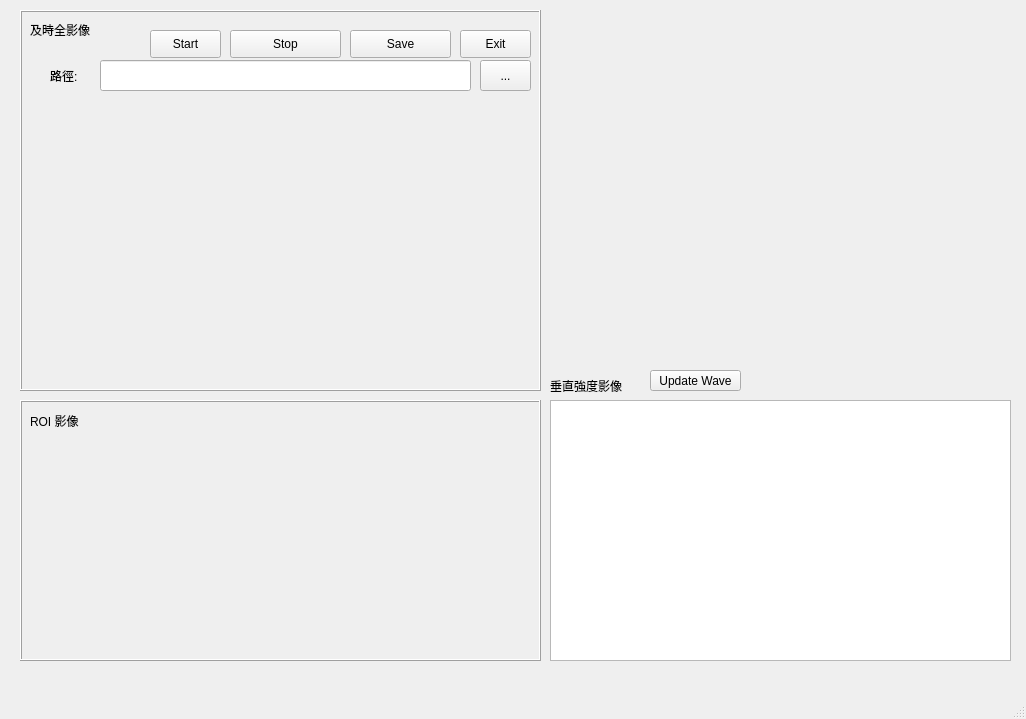
The window that test.ui (fatwinnie/PyQT-) describes before a commit, drawn with Qt 5.
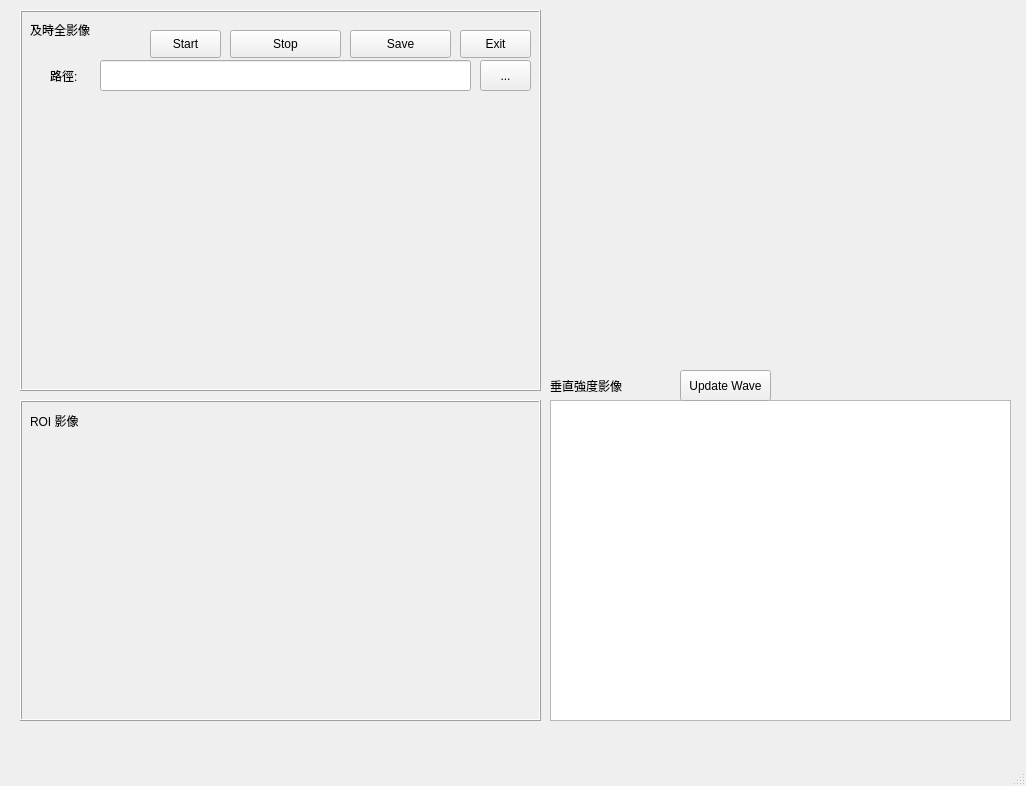
The same window after the commit. Custom widgets are drawn as their Qt base class.

```diff
--- a/test.ui
+++ b/test.ui
@@ -7,7 +7,7 @@
     <x>0</x>
     <y>0</y>
     <width>1026</width>
-    <height>719</height>
+    <height>786</height>
    </rect>
   </property>
   <property name="minimumSize">
@@ -32,7 +32,7 @@
       <x>20</x>
       <y>400</y>
       <width>521</width>
-      <height>261</height>
+      <height>321</height>
      </rect>
     </property>
     <property name="frameShape">
@@ -45,9 +45,9 @@
      <property name="geometry">
       <rect>
        <x>60</x>
-       <y>50</y>
-       <width>351</width>
-       <height>161</height>
+       <y>40</y>
+       <width>411</width>
+       <height>261</height>
       </rect>
      </property>
      <property name="text">
@@ -219,7 +219,7 @@
       <x>550</x>
       <y>400</y>
       <width>461</width>
-      <height>261</height>
+      <height>321</height>
      </rect>
     </property>
    </widget>
@@ -228,7 +228,7 @@
      <rect>
       <x>550</x>
       <y>370</y>
-      <width>111</width>
+      <width>131</width>
       <height>31</height>
      </rect>
     </property>
@@ -242,10 +242,10 @@
    <widget class="QPushButton" name="btnUpdate">
     <property name="geometry">
      <rect>
-      <x>650</x>
+      <x>680</x>
       <y>370</y>
       <width>91</width>
-      <height>21</height>
+      <height>31</height>
      </rect>
     </property>
     <property name="text">
```
Left out of the diff: 5 changed lines with no effect on the pictures.
